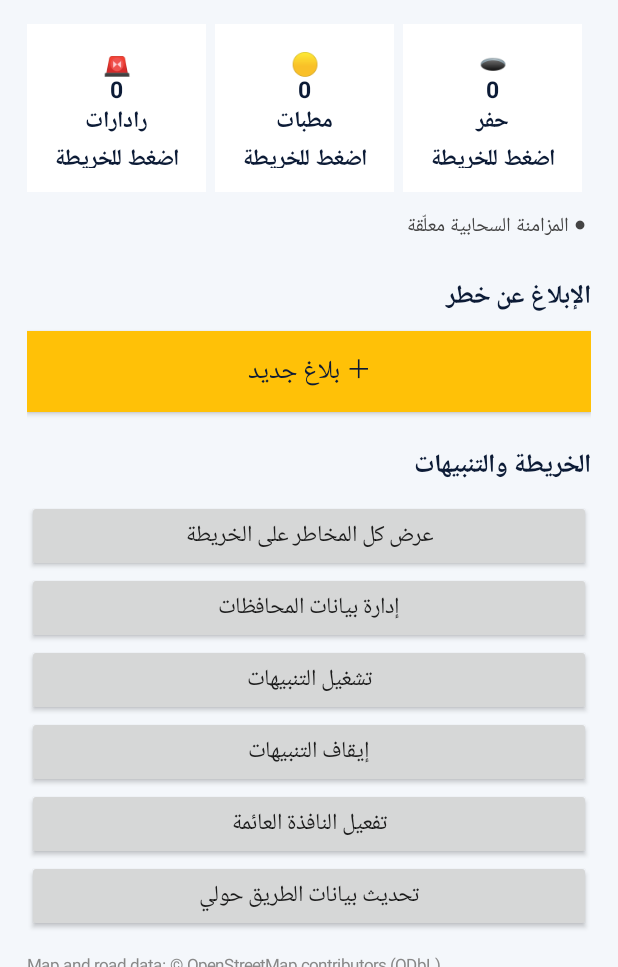
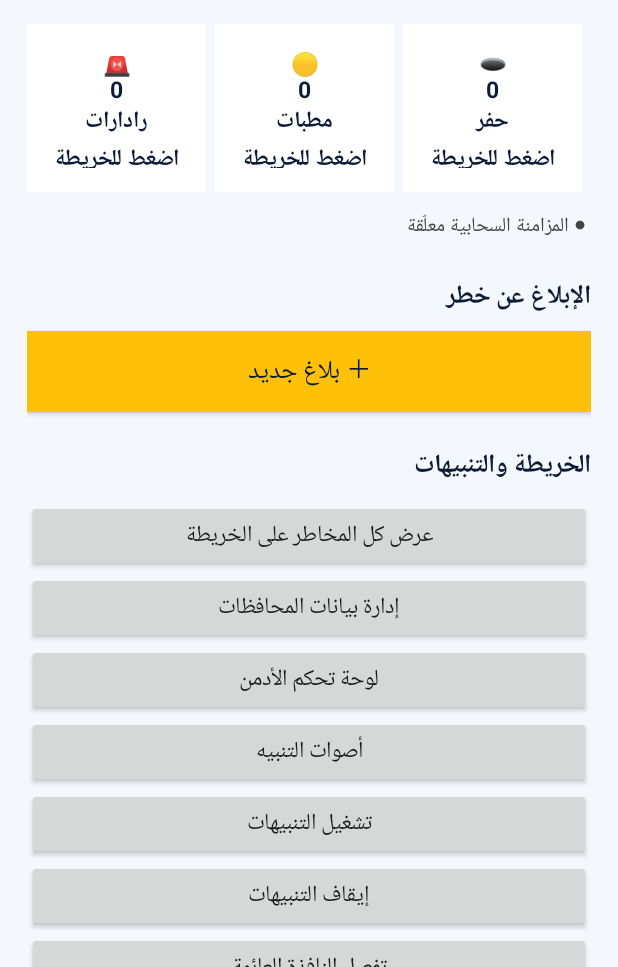
Before and after one commit to 3mar4ehab/Matabaat, an Android app: the screen it shows after launch (MainActivity), on a phone screen of 412 x 824 dp, the part 269-1236 px from its top. Run offline under Robolectric (Android 15) with nearby library versions, the phone set to English and light mode, and no system bars; our stand-ins replace Firebase (no records; nobody signed in at launch, a user with empty details on screens opened directly).

Commit message:
Add admin and alert settings to dashboard

```diff
--- a/app/src/main/java/com/roadalert/egypt/MainActivity.kt
+++ b/app/src/main/java/com/roadalert/egypt/MainActivity.kt
@@ -114,6 +114,8 @@ class MainActivity : Activity() {
         root.addView(sectionTitle("الخريطة والتنبيهات"))
         root.addView(actionButton("عرض كل المخاطر على الخريطة") { openHazardMap(null) })
         root.addView(actionButton("إدارة بيانات المحافظات") { startActivity(Intent(this, RegionManagerActivity::class.java)) })
+        root.addView(actionButton("لوحة تحكم الأدمن") { startActivity(Intent(this, AdminLoginActivity::class.java)) })
+        root.addView(actionButton("أصوات التنبيه") { startActivity(Intent(this, AlertSettingsActivity::class.java)) })
         root.addView(actionButton("تشغيل التنبيهات") { startAlerts() })
         root.addView(actionButton("إيقاف التنبيهات") {
             stopService(Intent(this, AlertService::class.java))
```
